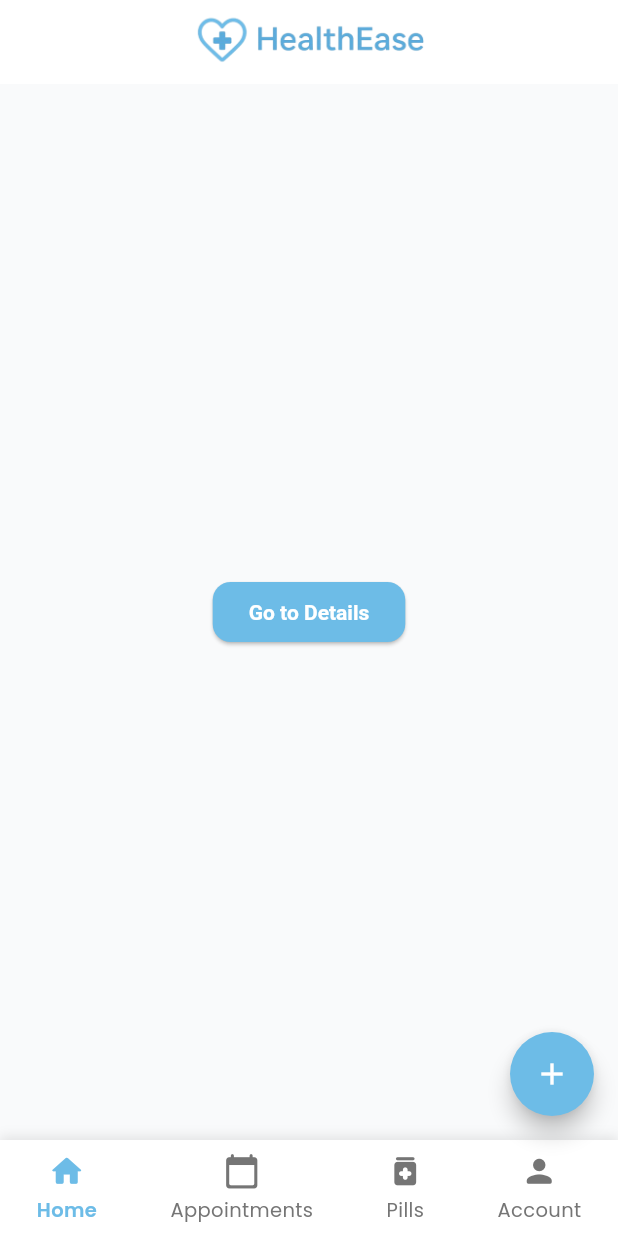
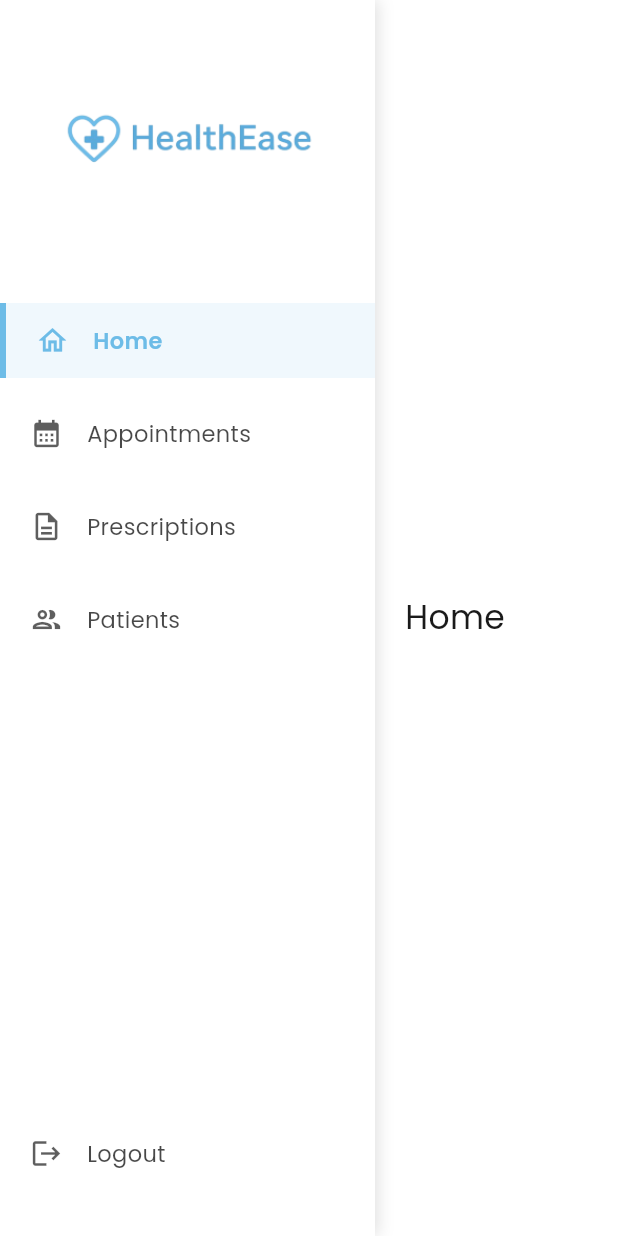
Before and after one commit to boudidahilyes/HealthEase, a Flutter app: the screen it shows after launch, on a phone screen of 412 x 824 dp. Run offline on Flutter 3.47's test engine with Material 3 defaults, Android fonts, the light colour scheme and no system bars; our stand-ins replace camera, flutter_local_notifications, google_fonts, image_picker, permission_handler, sqflite and 1 more; accounts and stored records are empty.

Commit message:
feat: Implement web dashboard layout
This commit introduces the basic structure for the new web dashboard, separating the web and mobile entry points.

- **Web Dashboard:**
  - Adds a new `main_web.dart` as the entry point for the web application.
  - Creates a `DashboardPage` which serves as the main layout, containing a persistent sidebar and a content area.
  - Implements a stateful `Sidebar` widget with navigation items (Home, Appointments, Prescriptions, Patients) that updates the main content view.
  - The currently selected page is highlighted in the sidebar.

- **Project Structure:**
  - Renames `main.dart` to `main_mobile.dart` to clearly distinguish between the mobile and web app entry points.
  - Updates `widget_test.dart` to reflect this name change.

- **Database:**
  - Renames the `prescription` column to `description` in the `prescription` table and the corresponding `Prescription` model for clarity.

```diff
--- a/lib/core/database/local_database.dart
+++ b/lib/core/database/local_database.dart
@@ -1,3 +1,4 @@
+import 'package:flutter/foundation.dart';
 import 'package:sqflite/sqflite.dart';
 import 'package:path/path.dart';
 
@@ -48,7 +49,7 @@ class LocalDatabase {
         id INTEGER PRIMARY KEY AUTOINCREMENT,
         patient_id INTEGER,
         doctor_id INTEGER,
-        prescription TEXT,
+        description TEXT,
         created_at TIMESTAMP DEFAULT CURRENT_TIMESTAMP,
         FOREIGN KEY (patient_id) REFERENCES user(id),
         FOREIGN KEY (doctor_id) REFERENCES user(id)
@@ -125,7 +126,7 @@ class LocalDatabase {
       await db.insert('prescription', {
         'patient_id': 1,
         'doctor_id': 2,
-        'prescription': 'Prescription 1',
+        'description': 'description 1',
       });
       await db.insert('medicine', {
         'name': 'Medicine 1',
--- a/lib/core/models/prescription.dart
+++ b/lib/core/models/prescription.dart
@@ -2,14 +2,14 @@ class Prescription {
   final int? id;
   final int patientId;
   final int doctorId;
-  final String prescription;
+  final String? description;
   final DateTime createdAt;
 
   Prescription({
     this.id,
     required this.patientId,
     required this.doctorId,
-    required this.prescription,
+    this.description,
     DateTime? createdAt,
   }) : createdAt = createdAt ?? DateTime.now();
 
@@ -18,7 +18,7 @@ class Prescription {
       id: map['id'] as int?,
       patientId: map['patient_id'] as int,
       doctorId: map['doctor_id'] as int,
-      prescription: map['prescription'] as String,
+      description: map['description'] as String,
       createdAt: DateTime.tryParse(map['created_at'] ?? '') ?? DateTime.now(),
     );
   }
@@ -27,7 +27,7 @@ class Prescription {
     final map = <String, dynamic>{
       'patient_id': patientId,
       'doctor_id': doctorId,
-      'prescription': prescription,
+      'description': description,
       'created_at': createdAt.toIso8601String(),
     };
 
@@ -38,6 +38,6 @@ class Prescription {
 
   @override
   String toString() {
-    return 'Prescription(id: $id, patientId: $patientId, doctorId: $doctorId, prescription: $prescription, createdAt: $createdAt)';
+    return 'Prescription(id: $id, patientId: $patientId, doctorId: $doctorId, prescription: $description, createdAt: $createdAt)';
   }
 }
--- /dev/null
+++ b/lib/dashboard/layout/dashboard_layout.dart
@@ -0,0 +1,53 @@
+import 'package:flutter/material.dart';
+import 'package:healthease/dashboard/widgets/common/sidebar.dart';
+
+class DashboardPage extends StatefulWidget {
+  const DashboardPage({super.key});
+
+  @override
+  State<DashboardPage> createState() => _DashboardPageState();
+}
+
+class _DashboardPageState extends State<DashboardPage> {
+  int selectedIndex = 0;
+
+  @override
+  Widget build(BuildContext context) {
+    return Scaffold(
+      backgroundColor: Colors.white,
+
+      body: Row(
+        children: [
+          Sidebar(
+            selectedIndex: selectedIndex,
+            onItemSelected: (index) {
+              setState(() => selectedIndex = index);
+            },
+          ),
+
+          Expanded(
+            child: Container(
+              padding: const EdgeInsets.all(20),
+              child: _buildPage(),
+            ),
+          ),
+        ],
+      ),
+    );
+  }
+
+  Widget _buildPage() {
+    switch (selectedIndex) {
+      case 0:
+        return const Text("Home", style: TextStyle(fontSize: 22));
+      case 1:
+        return const Text("Appointments", style: TextStyle(fontSize: 22));
+      case 2:
+        return const Text("Prescriptions", style: TextStyle(fontSize: 22));
+      case 3:
+        return const Text("Patients", style: TextStyle(fontSize: 22));
+      default:
+        return const Text("Unknown Page");
+    }
+  }
+}
--- /dev/null
+++ b/lib/dashboard/main_web.dart
@@ -0,0 +1,23 @@
+import 'package:flutter/material.dart';
+import 'package:healthease/dashboard/layout/dashboard_layout.dart';
+import 'package:healthease/theme.dart';
+
+void main() {
+  WidgetsFlutterBinding.ensureInitialized();
+
+  runApp(const DashboardApp());
+}
+
+class DashboardApp extends StatelessWidget {
+  const DashboardApp({super.key});
+
+  @override
+  Widget build(BuildContext context) {
+    return MaterialApp(
+      debugShowCheckedModeBanner: false,
+      title: "HealthEase Dashboard",
+      theme: AppTheme.lightTheme,
+      home: const DashboardPage(),
+    );
+  }
+}
--- /dev/null
+++ b/lib/dashboard/widgets/common/sidebar.dart
@@ -0,0 +1,127 @@
+import 'package:flutter/material.dart';
+import 'package:healthease/theme.dart';
+
+class Sidebar extends StatefulWidget {
+  final int selectedIndex;
+  final Function(int) onItemSelected;
+
+  const Sidebar({
+    super.key,
+    required this.selectedIndex,
+    required this.onItemSelected,
+  });
+
+  @override
+  State<Sidebar> createState() => _SidebarState();
+}
+
+class _SidebarState extends State<Sidebar> {
+  @override
+  Widget build(BuildContext context) {
+    return Container(
+      width: 250,
+      height: double.infinity,
+      padding: const EdgeInsets.symmetric(vertical: 24),
+      decoration: const BoxDecoration(
+        color: Colors.white,
+        boxShadow: [
+          BoxShadow(
+            color: Colors.black12,
+            blurRadius: 8,
+            offset: Offset(2, 0),
+          )
+        ],
+      ),
+      child: Column(
+        crossAxisAlignment: CrossAxisAlignment.start,
+        children: [
+          Padding(
+            padding: const EdgeInsets.symmetric(horizontal: 20),
+            child: Image.asset(
+              "assets/images/health_ease_logo.png",
+              width: 250)
+          ),
+
+          const SizedBox(height: 32),
+
+          // Menu items
+          _buildMenuItem(
+            index: 0,
+            icon: Icons.home_outlined,
+            title: "Home",
+          ),
+          _buildMenuItem(
+            index: 1,
+            icon: Icons.calendar_month,
+            title: "Appointments",
+          ),
+          _buildMenuItem(
+            index: 2,
+            icon: Icons.description_outlined,
+            title: "Prescriptions",
+          ),
+          _buildMenuItem(
+            index: 3,
+            icon: Icons.group_outlined,
+            title: "Patients",
+          ),
+
+          const Spacer(),
+
+          _buildMenuItem(
+            index: 99,
+            icon: Icons.logout,
+            title: "Logout",
+            isLogout: true,
+          ),
+        ],
+      ),
+    );
+  }
+
+  Widget _buildMenuItem({
+    required int index,
+    required IconData icon,
+    required String title,
+    bool isLogout = false,
+  }) {
+    final bool isSelected = widget.selectedIndex == index;
+
+    return InkWell(
+      onTap: () => widget.onItemSelected(index),
+      child: Container(
+        margin: const EdgeInsets.symmetric(vertical: 6),
+        padding: const EdgeInsets.symmetric(horizontal: 20, vertical: 14),
+        decoration: BoxDecoration(
+          color: isSelected ? AppTheme.primaryColor.withOpacity(0.1) : Colors.transparent,
+          border: isSelected
+              ? Border(
+            left: BorderSide(
+              color: AppTheme.primaryColor,
+              width: 4,
+            ),
+          )
+              : null,
+        ),
+        child: Row(
+          children: [
+            Icon(
+              icon,
+              size: 22,
+              color: isSelected ? AppTheme.primaryColor : AppTheme.textColor.withOpacity(0.7),
+            ),
+            const SizedBox(width: 16),
+            Text(
+              title,
+              style: TextStyle(
+                color: isSelected ? AppTheme.primaryColor : AppTheme.textColor.withOpacity(0.8),
+                fontSize: 15,
+                fontWeight: isSelected ? FontWeight.w600 : FontWeight.w400,
+              ),
+            ),
+          ],
+        ),
+      ),
+    );
+  }
+}
--- a/lib/main.dart
+++ b/lib/mobile/main_mobile.dart
@@ -6,18 +6,18 @@ import 'package:healthease/mobile/pages/home.dart';
 import 'package:healthease/mobile/pages/pills/daily_intakes.dart';
 import 'package:healthease/mobile/pages/pills/pill_details.dart';
 import 'package:healthease/mobile/pages/pills/pills.dart';
-import 'theme.dart';
+import '../theme.dart';
 
-void main() async{
+void main() async {
   WidgetsFlutterBinding.ensureInitialized();
   await LocalDatabase.instance;
   await NotificationHelper.init();
   await NotificationHelper.printAllScheduledNotifications();
-  runApp(const MyApp());
+  runApp(const MobileApp());
 }
 
-class MyApp extends StatelessWidget {
-  const MyApp({super.key});
+class MobileApp extends StatelessWidget {
+  const MobileApp({super.key});
 
   @override
   Widget build(BuildContext context) {
```
Also changed, not shown: 1 other file.
